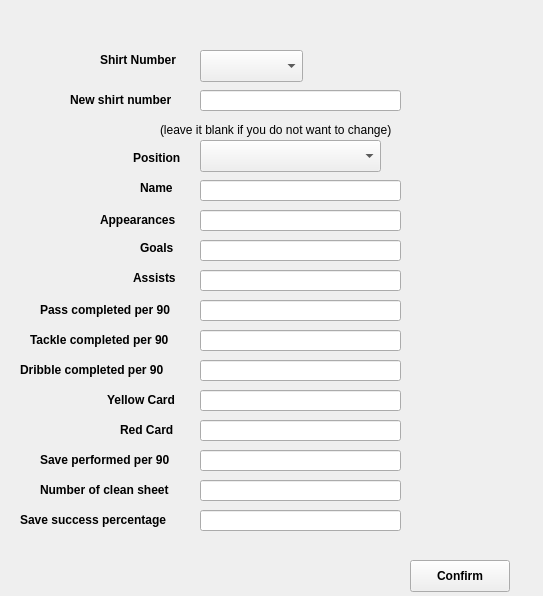
First picture: the form in editplayer.ui, repository TNT57/FootballClubManagementSystem, before the edit.
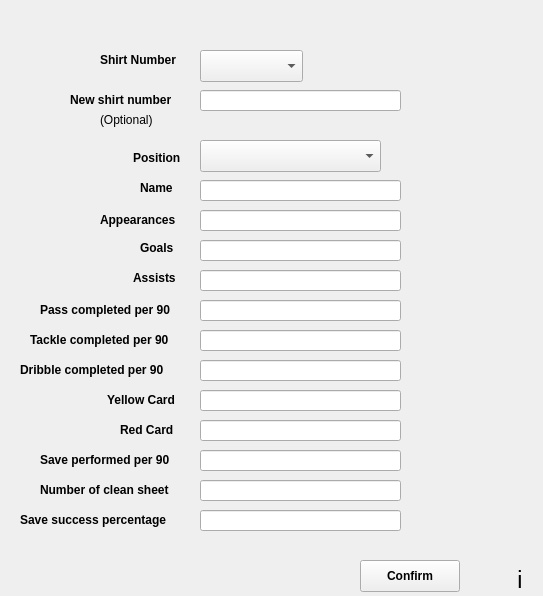
Second picture: the form after the edit.

Patch:
```diff
--- a/editplayer.ui
+++ b/editplayer.ui
@@ -146,7 +146,7 @@
   <widget class="QPushButton" name="confirmButton">
    <property name="geometry">
     <rect>
-     <x>410</x>
+     <x>360</x>
      <y>560</y>
      <width>100</width>
      <height>32</height>
@@ -454,14 +454,35 @@
   <widget class="QLabel" name="label_16">
    <property name="geometry">
     <rect>
-     <x>160</x>
-     <y>120</y>
+     <x>100</x>
+     <y>110</y>
      <width>311</width>
      <height>20</height>
     </rect>
    </property>
    <property name="text">
-    <string>(leave it blank if you do not want to change)</string>
+    <string>(Optional)</string>
+   </property>
+  </widget>
+  <widget class="QLabel" name="infoLabel">
+   <property name="geometry">
+    <rect>
+     <x>510</x>
+     <y>570</y>
+     <width>20</width>
+     <height>20</height>
+    </rect>
+   </property>
+   <property name="font">
+    <font>
+     <pointsize>17</pointsize>
+    </font>
+   </property>
+   <property name="text">
+    <string>i</string>
+   </property>
+   <property name="alignment">
+    <set>Qt::AlignCenter</set>
    </property>
   </widget>
  </widget>
```
